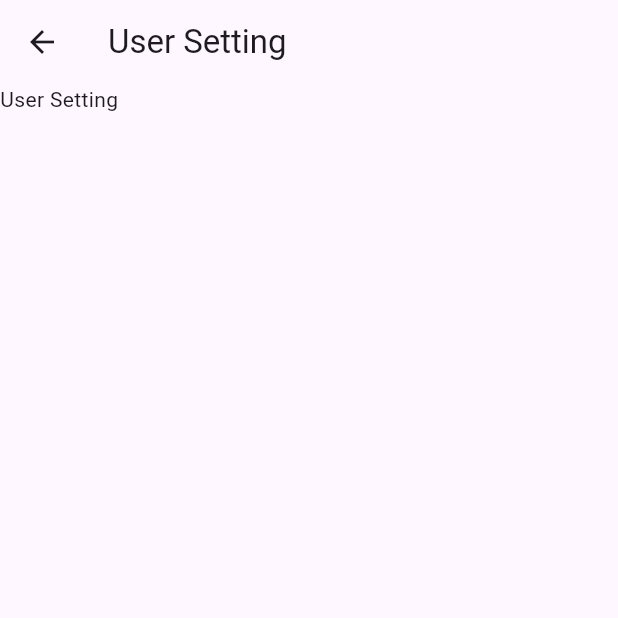
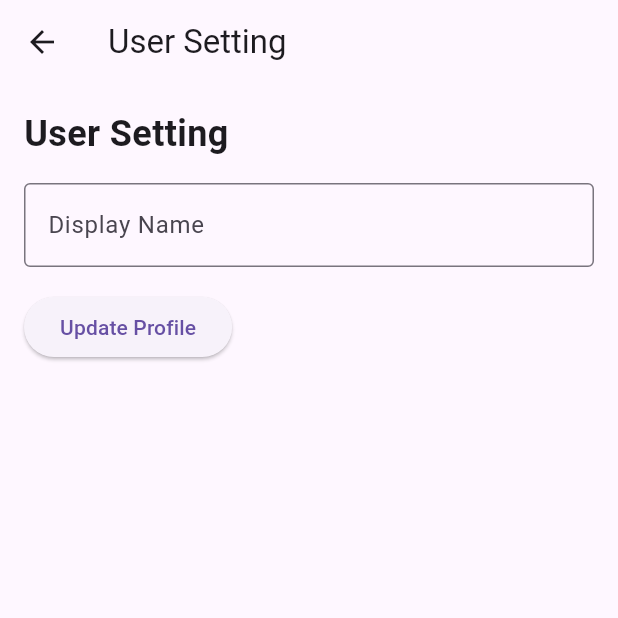
Before and after one commit to skku-comit/Flutter-CoMit-Study-Scheduler-App, a Flutter app: the UserSetting screen opened directly, on a phone screen of 412 x 824 dp, the top half of it. Run offline on Flutter 3.47's test engine with Material 3 defaults, Android fonts, the phone set to English and light mode, and no system bars; our stand-ins replace cloud_firestore, firebase_auth, firebase_core, firebase_storage, flutter_dotenv, flutter_native_splash and 10 more; accounts and stored records are empty.

```diff
--- a/lib/features/personalization/screens/profiles/widgets/user_setting.dart
+++ b/lib/features/personalization/screens/profiles/widgets/user_setting.dart
@@ -1,19 +1,79 @@
+import 'package:firebase_auth/firebase_auth.dart';
 import 'package:flutter/material.dart';
 
-class UserSetting extends StatelessWidget {
-  const UserSetting({super.key});
+class UserSetting extends StatefulWidget {
+  const UserSetting({Key? key}) : super(key: key);
+
+  @override
+  _UserSettingState createState() => _UserSettingState();
+}
+
+class _UserSettingState extends State<UserSetting> {
+  TextEditingController _displayNameController = TextEditingController();
+
+  @override
+  void initState() {
+    super.initState();
+    _displayNameController.text =
+        FirebaseAuth.instance.currentUser!.displayName ?? '';
+  }
 
   @override
   Widget build(BuildContext context) {
     return Scaffold(
-        appBar: AppBar(
-          title: Text('User Setting'),
+      appBar: AppBar(
+        title: Text('User Setting'),
+      ),
+      body: Container(
+        width: double.infinity,
+        padding: EdgeInsets.all(16.0),
+        child: Column(
+          crossAxisAlignment: CrossAxisAlignment.start,
+          children: [
+            Text(
+              'User Setting',
+              style: TextStyle(
+                fontSize: 24,
+                fontWeight: FontWeight.bold,
+              ),
+            ),
+            SizedBox(height: 16),
+            TextFormField(
+              controller: _displayNameController,
+              decoration: InputDecoration(
+                labelText: 'Display Name',
+                border: OutlineInputBorder(),
+              ),
+            ),
+            SizedBox(height: 16),
+            ElevatedButton(
+              onPressed: () async {
+                User? user = FirebaseAuth.instance.currentUser;
+                if (user != null) {
+                  try {
+                    await user.updateDisplayName(_displayNameController.text);
+                    ScaffoldMessenger.of(context).showSnackBar(SnackBar(
+                      content: Text('Profile updated successfully.'),
+                    ));
+                  } catch (e) {
+                    ScaffoldMessenger.of(context).showSnackBar(SnackBar(
+                      content:
+                          Text('Failed to update profile. Please try again.'),
+                    ));
+                  }
+                }
+              },
+              child: Text('Update Profile'),
+            ),
+          ],
         ),
-        body: Container(
-            child: Column(
-          children: [
-            Text('User Setting'),
-          ],
-        )));
+      ),
+    );
+  }
+
+  @override
+  void dispose() {
+    _displayNameController.dispose();
+    super.dispose();
   }
 }
```
Also changed, not shown: lib/features/personalization/screens/profiles/widgets/app_help.dart (+11 -9 lines), lib/features/personalization/screens/profiles/widgets/app_information.dart (+13 -9 lines), lib/features/personalization/screens/profiles/widgets/user_events.dart (added, +136 -0 lines), lib/features/personalization/screens/profiles/widgets/user_events_list.dart (deleted).
